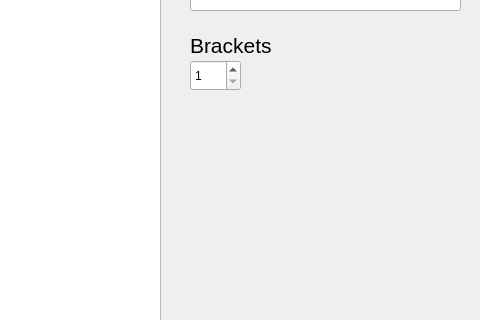
This is Ui_MainWindow.ui in InteractiveGraphicsLab/StackShot3XAutoShooter as Qt 5 draws it before an edit; both pictures show x 320 to 800 and y 179 to 499 of the 800 by 600 pixel window. The edited form follows.
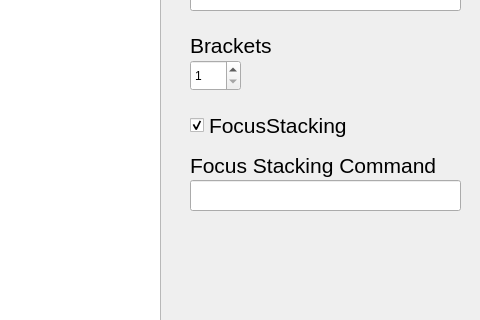
This is the edited form.

Commit message: focus stacking

Diff of the .ui file:
```diff
--- a/Ui_MainWindow.ui
+++ b/Ui_MainWindow.ui
@@ -155,6 +155,61 @@
      <number>1</number>
     </property>
    </widget>
+   <widget class="QCheckBox" name="doFocusStacking">
+    <property name="geometry">
+     <rect>
+      <x>510</x>
+      <y>270</y>
+      <width>161</width>
+      <height>31</height>
+     </rect>
+    </property>
+    <property name="font">
+     <font>
+      <pointsize>16</pointsize>
+     </font>
+    </property>
+    <property name="text">
+     <string>FocusStacking</string>
+    </property>
+    <property name="checkable">
+     <bool>true</bool>
+    </property>
+    <property name="checked">
+     <bool>true</bool>
+    </property>
+    <property name="tristate">
+     <bool>false</bool>
+    </property>
+   </widget>
+   <widget class="QLineEdit" name="focusStackingCommand">
+    <property name="geometry">
+     <rect>
+      <x>510</x>
+      <y>340</y>
+      <width>271</width>
+      <height>31</height>
+     </rect>
+    </property>
+   </widget>
+   <widget class="QLabel" name="focusStackingCommandLabel">
+    <property name="geometry">
+     <rect>
+      <x>510</x>
+      <y>310</y>
+      <width>251</width>
+      <height>31</height>
+     </rect>
+    </property>
+    <property name="font">
+     <font>
+      <pointsize>16</pointsize>
+     </font>
+    </property>
+    <property name="text">
+     <string>Focus Stacking Command</string>
+    </property>
+   </widget>
   </widget>
   <widget class="QMenuBar" name="menubar">
    <property name="geometry">
```
Left out of the diff: 8 changed lines with no effect on the pictures. The commit also changes 2 other files.
